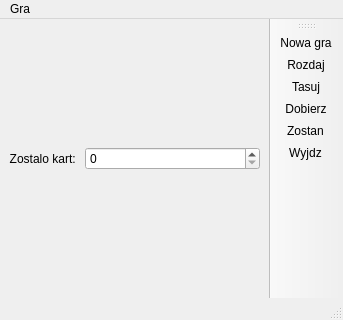
Old version of the form 10/1/blackjack.ui in the repository jurikimurik/QT__introduction_exercises.
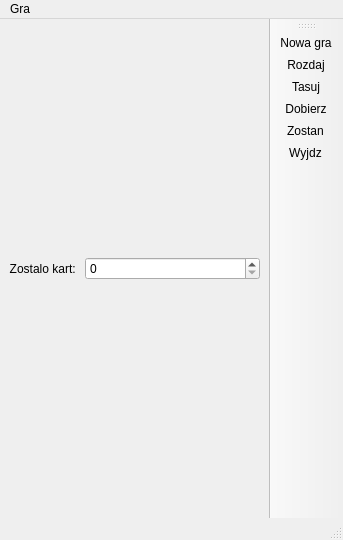
New version of the form.

```diff
--- a/10/1/blackjack.ui
+++ b/10/1/blackjack.ui
@@ -7,7 +7,7 @@
     <x>0</x>
     <y>0</y>
     <width>343</width>
-    <height>320</height>
+    <height>540</height>
    </rect>
   </property>
   <property name="windowTitle">
```
Left out of the diff: 22 changed lines with no effect on the pictures.
